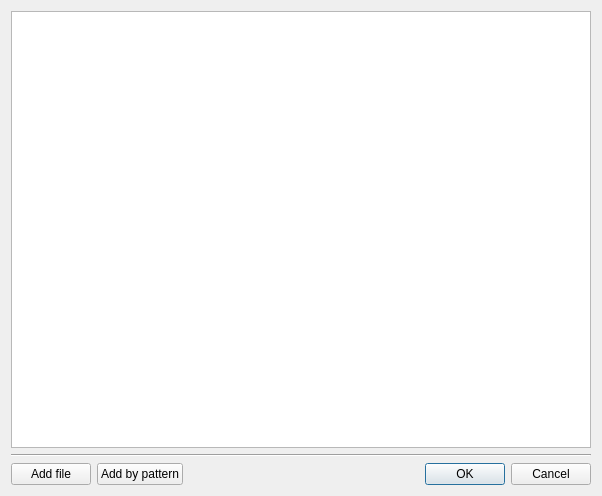
Old version of the form ilastik/applets/labeling/importLabels.ui in the repository svenpeter42/ilastik.
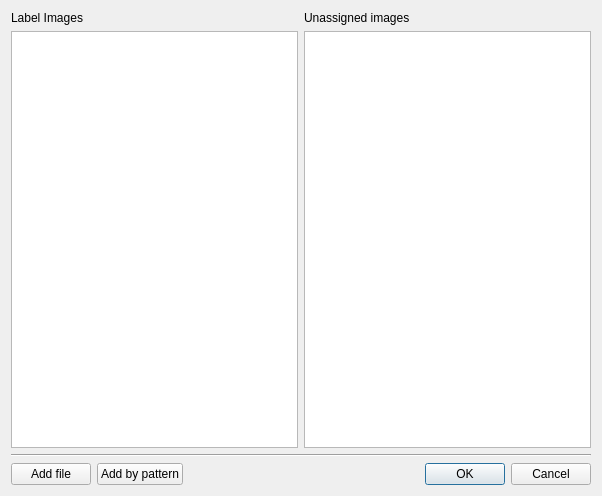
New version of the form.

```diff
--- a/ilastik/applets/labeling/importLabels.ui
+++ b/ilastik/applets/labeling/importLabels.ui
@@ -17,7 +17,36 @@
    <item row="0" column="0">
     <layout class="QVBoxLayout" name="verticalLayout">
      <item>
-      <widget class="QTableWidget" name="tableWidget"/>
+      <layout class="QHBoxLayout" name="horizontalLayout">
+       <item>
+        <layout class="QVBoxLayout" name="verticalLayout_2">
+         <item>
+          <widget class="QLabel" name="label">
+           <property name="text">
+            <string>Label Images</string>
+           </property>
+          </widget>
+         </item>
+         <item>
+          <widget class="QTableWidget" name="tableWidget"/>
+         </item>
+        </layout>
+       </item>
+       <item>
+        <layout class="QVBoxLayout" name="verticalLayout_3">
+         <item>
+          <widget class="QLabel" name="label_2">
+           <property name="text">
+            <string>Unassigned images</string>
+           </property>
+          </widget>
+         </item>
+         <item>
+          <widget class="QListWidget" name="listWidget"/>
+         </item>
+        </layout>
+       </item>
+      </layout>
      </item>
      <item>
       <widget class="Line" name="line">
```
